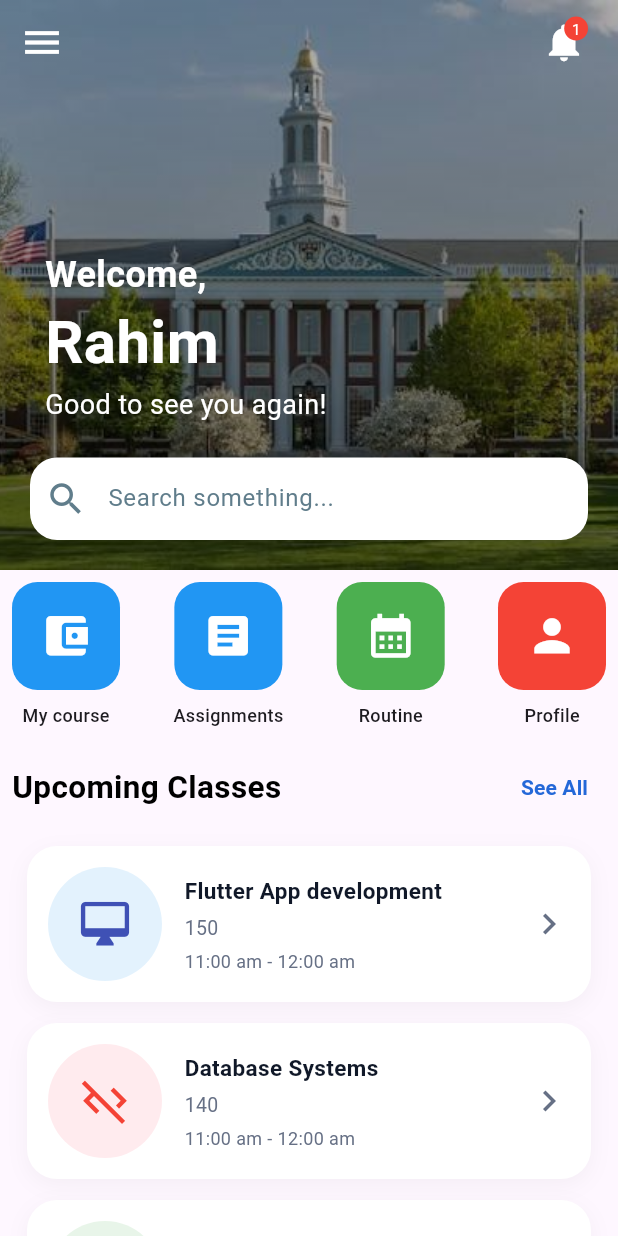
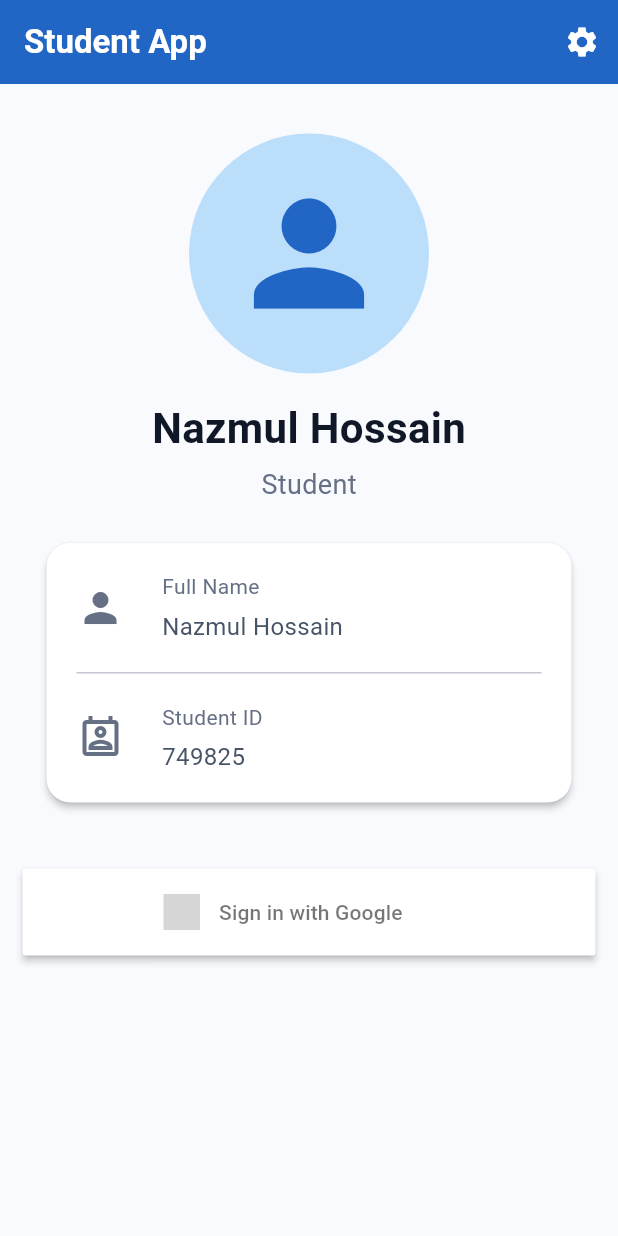
Before and after one commit to nazmuldev23/BD_calling_project, a Flutter app: the screen it shows after launch, on a phone screen of 412 x 824 dp. Run offline on Flutter 3.47's test engine with Material 3 defaults, Android fonts, the phone set to English and light mode, and no system bars; drawn by our look-alikes of sign_in_button; our stand-ins replace get; grey boxes are pictures that could not be loaded.

Commit message:
Student profile screen alart dialog with getX

```diff
--- /dev/null
+++ b/lib/View/Studen_protal_view/Widget/alart_dialog.dart
@@ -0,0 +1,28 @@
+
+import 'package:flutter/material.dart';
+import 'package:get/get.dart';
+
+class SettingsDialog {
+  static void show({
+    required String title,
+    required String content,
+  }) {
+    Get.dialog(
+      AlertDialog(
+        title: Text(title,style:TextStyle(fontWeight: FontWeight.bold)),
+        content: Text(content),
+        actions: [
+          TextButton(
+            onPressed: () => Get.back(),
+            child: const Text('Cancel',style:TextStyle(color: Colors.red)),
+          ),
+          TextButton(
+            onPressed: () => Get.back(),
+            child: const Text('Yes',style:TextStyle(color: Colors.green)),
+          ),
+        ],
+      ),
+      barrierDismissible: false,
+    );
+  }
+}
--- /dev/null
+++ b/lib/View/Studen_protal_view/Widget/profile_avatar.dart
@@ -0,0 +1,18 @@
+import 'package:flutter/material.dart';
+
+class Profile_avatar extends StatelessWidget {
+  const Profile_avatar({super.key});
+
+  @override
+  Widget build(BuildContext context) {
+    return Container(
+      height: 160,
+      width: 160,
+      decoration: BoxDecoration(
+        shape: BoxShape.circle,
+        color: Colors.blue.shade100,
+      ),
+      child: const Icon(Icons.person, size: 110, color: Color(0xFF2166C5)),
+    );
+  }
+}
--- /dev/null
+++ b/lib/View/Studen_protal_view/Widget/profile_info.dart
@@ -0,0 +1,53 @@
+import 'package:flutter/material.dart';
+
+class ProfileInfo extends StatelessWidget {
+  final IconData icon;
+  final String label;
+  final String value;
+
+  const ProfileInfo({
+    super.key,
+    required this.icon,
+    required this.label,
+    required this.value,
+  });
+
+  @override
+  Widget build(BuildContext context) {
+    return Padding(
+      padding: const EdgeInsets.symmetric(vertical: 19),
+      child: Row(
+        children: [
+          Icon(
+            icon,
+            size: 32,
+            color: const Color(0xFF667085),
+          ),
+          const SizedBox(width: 25),
+          Expanded(
+            child: Column(
+              crossAxisAlignment: CrossAxisAlignment.start,
+              children: [
+                Text(
+                  label,
+                  style: const TextStyle(
+                    fontSize: 14,
+                    color: Color(0xFF667085),
+                  ),
+                ),
+                const SizedBox(height: 5),
+                Text(
+                  value,
+                  style: const TextStyle(
+                    fontSize: 16,
+                    color: Color(0xFF475467),
+                  ),
+                ),
+              ],
+            ),
+          ),
+        ],
+      ),
+    );
+  }
+}
--- /dev/null
+++ b/lib/View/Studen_protal_view/studentApp.dart
@@ -0,0 +1,117 @@
+import 'package:bd_calling_batch2/View/Studen_protal_view/Widget/alart_dialog.dart';
+import 'package:bd_calling_batch2/View/Studen_protal_view/Widget/profile_info.dart';
+import 'package:flutter/material.dart';
+import 'package:get/get.dart';
+import 'package:get/get_core/src/get_main.dart';
+import 'package:sign_in_button/sign_in_button.dart';
+
+import 'Widget/profile_avatar.dart';
+
+class StudentApp extends StatelessWidget {
+  const StudentApp({super.key});
+
+  static const String name = '/student_app';
+
+  @override
+  Widget build(BuildContext context) {
+    return Scaffold(
+      backgroundColor: const Color(0xFFF8FAFD),
+      appBar: AppBar(
+        backgroundColor: const Color(0xFF2166C5),
+        foregroundColor: Colors.white,
+        elevation: 0,
+        centerTitle: false,
+        title: const Text(
+          'Student App',
+          style: TextStyle(fontWeight: FontWeight.bold),
+        ),
+        actions: [
+          IconButton(onPressed: (){
+            SettingsDialog.show(title: 'Alart box', content: 'Do you want to navigate in settings');
+          },
+              icon: Icon(Icons.settings))
+        ],
+      ),
+      body: SafeArea(
+        child: SingleChildScrollView(
+          padding: const EdgeInsets.all(15),
+          child: Column(
+            children: [
+              const SizedBox(height: 18),
+
+              // Profile Avatar
+              Profile_avatar(),
+
+              const SizedBox(height: 16),
+
+              const Text(
+                'Nazmul Hossain',
+                style: TextStyle(
+                  fontSize: 28,
+                  fontWeight: FontWeight.bold,
+                  color: Color(0xFF101828),
+                ),
+              ),
+
+              const SizedBox(height: 5),
+
+              const Text(
+                'Student',
+                style: TextStyle(fontSize: 18, color: Color(0xFF667085)),
+              ),
+
+              const SizedBox(height: 10),
+
+              // Student Information Card
+              Card(
+                elevation: 2,
+                color: Colors.white,
+                margin: const EdgeInsets.all(16),
+                shape: RoundedRectangleBorder(
+                  borderRadius: BorderRadius.circular(16),
+                ),
+                child: Padding(
+                  padding: const EdgeInsets.symmetric(horizontal: 20),
+                  child: Column(
+                    children: [
+                      ProfileInfo(
+                        icon: Icons.person,
+                        label: 'Full Name',
+                        value: 'Nazmul Hossain',
+                      ),
+                      const Divider(height: 1),
+                      const ProfileInfo(
+                        icon: Icons.perm_contact_calendar_outlined,
+                        label: 'Student ID',
+                        value: '749825',
+                      ),
+                    ],
+                  ),
+                ),
+              ),
+
+              const SizedBox(height: 28),
+
+              // Logout Button
+              SizedBox(
+                width: double.infinity,
+                height: 58,
+                child: SignInButton(
+                  Buttons.google,
+
+                  onPressed: () {
+                    Get.snackbar(
+                      snackPosition: SnackPosition.BOTTOM,
+                      'Login',
+                      'login success',
+                    );
+                  },
+                ),
+              ),
+            ],
+          ),
+        ),
+      ),
+    );
+  }
+}
--- a/lib/main.dart
+++ b/lib/main.dart
@@ -1,6 +1,8 @@
+import 'package:bd_calling_batch2/View/Studen_protal_view/studentApp.dart';
 import 'package:flutter/material.dart';
 import 'package:bd_calling_batch2/View/Studen_protal_view/student_home_screens.dart';
 import 'package:bd_calling_batch2/View/Studen_protal_view/profile_view_screen.dart';
+import 'package:get/get.dart';
 
 void main() {
   runApp(const MyApp());
@@ -11,17 +13,18 @@ class MyApp extends StatelessWidget {
 
   @override
   Widget build(BuildContext context) {
-    return MaterialApp(
+    return GetMaterialApp(
       debugShowCheckedModeBanner: false,
 
-      initialRoute: StudentHomeScreens.name,
+      initialRoute: StudentApp.name,
 
       routes: {
-        StudentHomeScreens.name: (context) =>
-            const StudentHomeScreens(),
+        StudentHomeScreens.name: (context) => const StudentHomeScreens(),
 
-        ProfileScreen.name: (context) =>
-            const ProfileScreen(),
+        ProfileScreen.name: (context) => const ProfileScreen(),
+        StudentApp.name: (context)=> const StudentApp(),
+
+
       },
     );
   }
--- a/pubspec.yaml
+++ b/pubspec.yaml
@@ -17,6 +17,8 @@ dependencies:
 
   cupertino_icons: ^1.0.8
   google_fonts: ^8.1.0
+  get: ^4.7.3
+  sign_in_button: ^5.0.0
 
 dev_dependencies:
   flutter_test:
```
Also changed, not shown: pubspec.lock.
